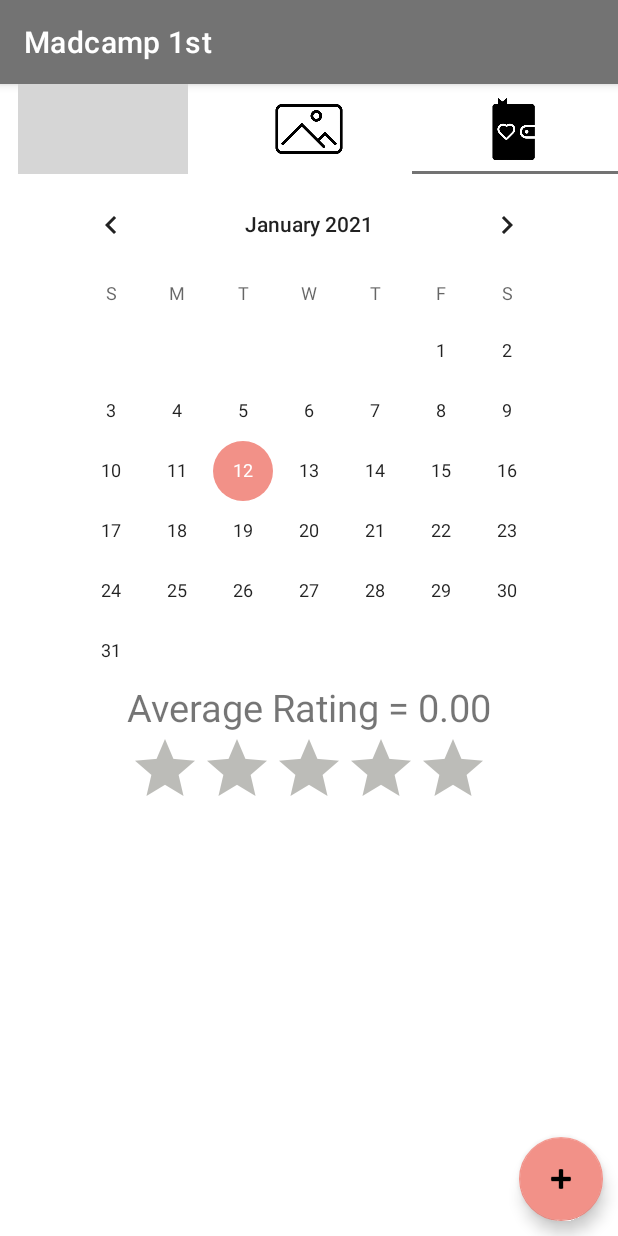
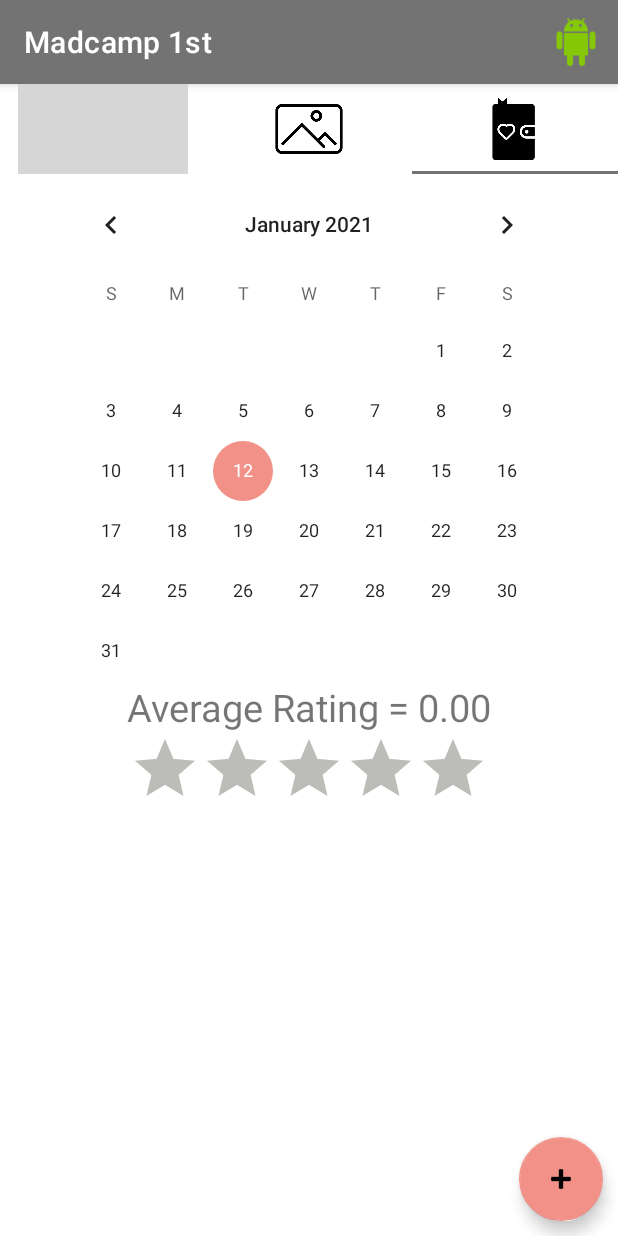
Before and after one commit to SunghyunKimKAIST/Madcamp2, an Android app: the screen it shows after launch (MainActivity), tab 3 chosen, on a phone screen of 412 x 824 dp. Run offline under Robolectric (Android 15) with nearby library versions, the phone set to English and light mode, and no system bars; libraries missing offline, so code that uses them is left out: com.facebook, com.facebook.login; 4 statements that could not run were skipped; grey boxes are pictures that could not be loaded.

Commit message:
Add: logout action

```diff
--- a/Madcamp1st/app/src/main/java/com/example/madcamp1st/LogInActivity.java
+++ b/Madcamp1st/app/src/main/java/com/example/madcamp1st/LogInActivity.java
@@ -54,4 +54,7 @@ public class LogInActivity extends AppCompatActivity {
 
         callbackManager.onActivityResult(requestCode, resultCode, data);
     }
+
+    @Override
+    public void onBackPressed(){}
 }
--- /dev/null
+++ b/Madcamp1st/app/src/main/res/menu/main_menu.xml
@@ -0,0 +1,12 @@
+<?xml version="1.0" encoding="utf-8"?>
+<menu
+    xmlns:android="http://schemas.android.com/apk/res/android"
+    xmlns:app="http://schemas.android.com/apk/res-auto">
+
+    <item
+        android:id="@+id/action_logout"
+        android:icon="@drawable/icon_android"
+        android:title="logout"
+        app:showAsAction="always|withText"/>
+
+</menu>
```
Also changed, not shown: Madcamp1st/app/src/main/java/com/example/madcamp1st/MainActivity.java (+39 -3 lines).
